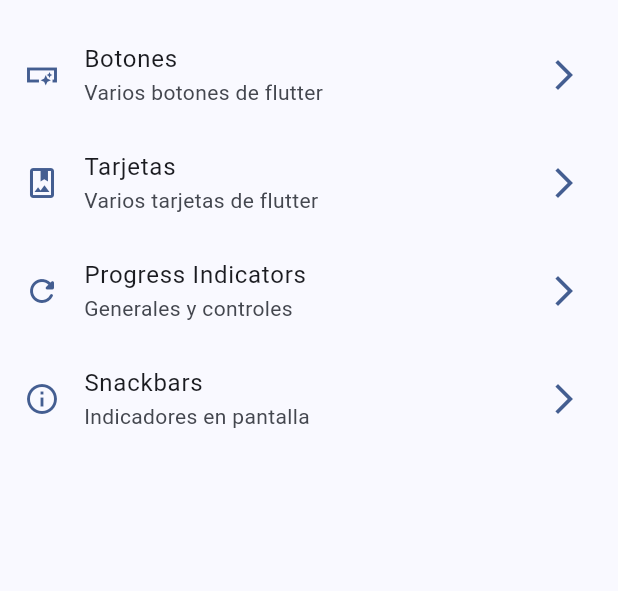
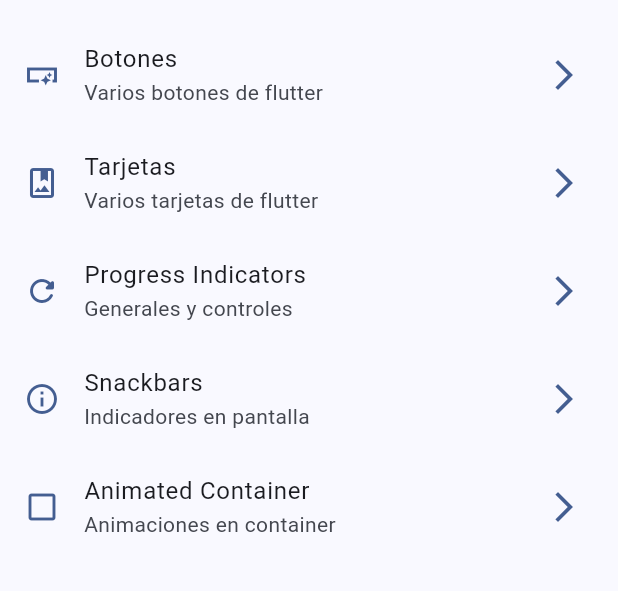
Before and after one commit to sergioportillo91/widgets_app, a Flutter app: the screen it shows after launch, on a phone screen of 412 x 824 dp, the part 63-654 px from its top. Run offline on Flutter 3.47's test engine with Material 2 defaults, Android fonts, the phone set to English and light mode, and no system bars; our stand-ins replace go_router.

Commit message:
implementacion animated container

```diff
--- a/lib/config/menu/menu_item.dart
+++ b/lib/config/menu/menu_item.dart
@@ -34,4 +34,10 @@ const appMenuItems = <MenuItem>[
       subtitle: 'Indicadores en pantalla',
       link: '/snackbars',
       icon: Icons.info_outline),
+
+  MenuItem(
+      title: 'Animated Container',
+      subtitle: 'Animaciones en container',
+      link: '/animatedContainer',
+      icon: Icons.check_box_outline_blank_outlined),
 ];
--- a/lib/config/router/app_router.dart
+++ b/lib/config/router/app_router.dart
@@ -44,6 +44,14 @@ final GoRouter appRouter = GoRouter(
             return const SnackbarScreen();
           },
         ),
+
+        GoRoute(
+          path: 'animatedContainer',
+          name: AnimatedScreen.name,
+          builder: (BuildContext context, GoRouterState state) {
+            return const AnimatedScreen();
+          },
+        ),
       ],
     ),
   ],
--- a/lib/presentation/screens/snackbar/snackbar_screen.dart
+++ b/lib/presentation/screens/snackbar/snackbar_screen.dart
@@ -42,7 +42,9 @@ class SnackbarScreen extends StatelessWidget {
         appBar: AppBar(
           title: const Text('Snackbars'),
         ),
-        body: Column(
+        body: Center(
+          child: Column(
+            crossAxisAlignment: CrossAxisAlignment.center,
             children: [
               FilledButton.tonal(onPressed: (){
                 showAboutDialog(context: context,children: [
@@ -55,6 +57,7 @@ class SnackbarScreen extends StatelessWidget {
               child: const Text('Mostrar Dialogo'))
             ],
           ),
+        ),
         floatingActionButton: FloatingActionButton.extended(
           onPressed: () => showSnackBar(context),
           label: const Text('Mostrar snackbar'),
```
Also changed, not shown: lib/presentation/screens/animated/animated_screen.dart (+47 -4 lines). Lines whose indentation alone changed are shown as unchanged.
